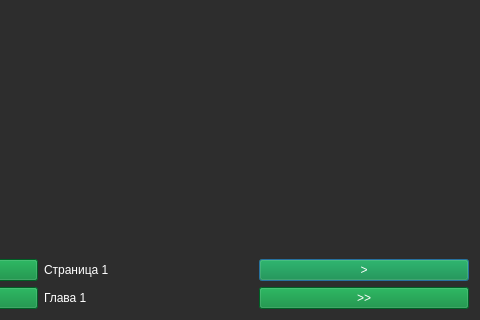
brandonzorn/Nlight, file desu_readerUI.ui: the form before one commit; both pictures show x 183 to 663 and y 454 to 774 of the 663 by 774 pixel window.
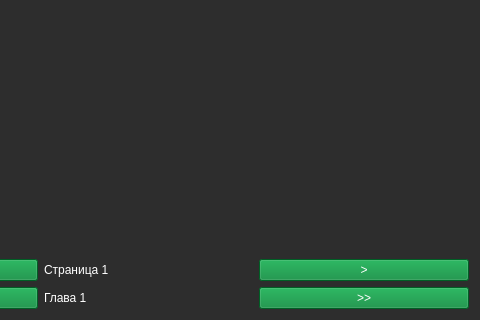
The form after the commit.

Commit message: изменил считывание клавиш

```diff
--- a/desu_readerUI.ui
+++ b/desu_readerUI.ui
@@ -148,15 +148,6 @@
        </color>
       </brush>
      </colorrole>
-     <colorrole role="PlaceholderText">
-      <brush brushstyle="SolidPattern">
-       <color alpha="128">
-        <red>199</red>
-        <green>203</green>
-        <blue>203</blue>
-       </color>
-      </brush>
-     </colorrole>
     </active>
     <inactive>
      <colorrole role="WindowText">
@@ -294,15 +285,6 @@
        </color>
       </brush>
      </colorrole>
-     <colorrole role="PlaceholderText">
-      <brush brushstyle="SolidPattern">
-       <color alpha="128">
-        <red>199</red>
-        <green>203</green>
-        <blue>203</blue>
-       </color>
-      </brush>
-     </colorrole>
     </inactive>
     <disabled>
      <colorrole role="WindowText">
@@ -440,15 +422,6 @@
        </color>
       </brush>
      </colorrole>
-     <colorrole role="PlaceholderText">
-      <brush brushstyle="SolidPattern">
-       <color alpha="128">
-        <red>199</red>
-        <green>203</green>
-        <blue>203</blue>
-       </color>
-      </brush>
-     </colorrole>
     </disabled>
    </palette>
   </property>
@@ -489,6 +462,9 @@
     <layout class="QGridLayout" name="gridLayout">
      <item row="0" column="2">
       <widget class="QPushButton" name="next_page">
+       <property name="focusPolicy">
+        <enum>Qt::NoFocus</enum>
+       </property>
        <property name="styleSheet">
         <string notr="true">background-color: rgb(0, 133, 52);</string>
        </property>
@@ -499,6 +475,12 @@
      </item>
      <item row="0" column="0">
       <widget class="QPushButton" name="prev_page">
+       <property name="enabled">
+        <bool>true</bool>
+       </property>
+       <property name="focusPolicy">
+        <enum>Qt::NoFocus</enum>
+       </property>
        <property name="styleSheet">
         <string notr="true">background-color: rgb(0, 133, 52);</string>
        </property>
@@ -516,6 +498,9 @@
      </item>
      <item row="1" column="2">
       <widget class="QPushButton" name="next_chp">
+       <property name="focusPolicy">
+        <enum>Qt::NoFocus</enum>
+       </property>
        <property name="styleSheet">
         <string notr="true">background-color: rgb(0, 133, 52);</string>
        </property>
@@ -526,6 +511,9 @@
      </item>
      <item row="1" column="0">
       <widget class="QPushButton" name="prev_chp">
+       <property name="focusPolicy">
+        <enum>Qt::NoFocus</enum>
+       </property>
        <property name="styleSheet">
         <string notr="true">background-color: rgb(0, 133, 52);</string>
        </property>
```
The commit also changes 1 other file.
